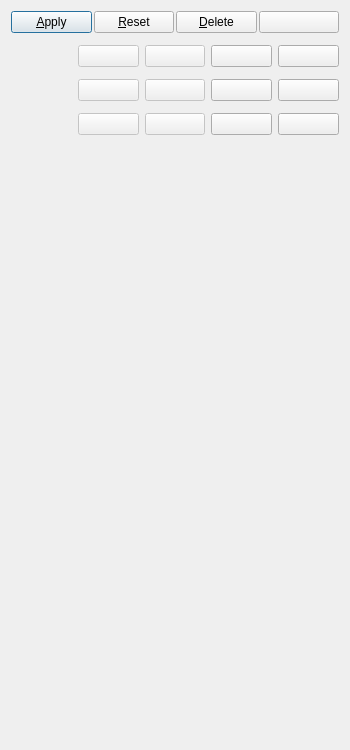
Before: the Qt Designer form Qt/Components/Resources/UI/pqPropertiesPanel.ui in Kitware/ParaView, drawn with Qt 5.
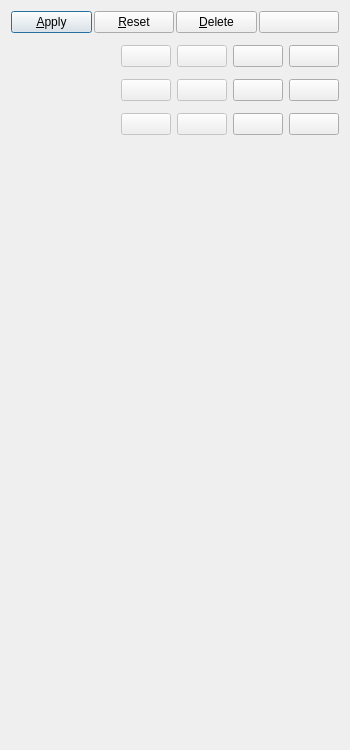
After: the same form once the commit is applied. Icons and pictures are not drawn. Custom widgets are drawn as their Qt base class.

Commit message:
Limit button size (esp on OsX).
We limit the size of the buttons for copy/paste/rest-to-default etc. on
Properties panel to 50px. This keeps the buttons from becoming too large
(esp on OsX) and then causing test failures, in turn.

The edit to the form file:
```diff
--- a/Qt/Components/Resources/UI/pqPropertiesPanel.ui
+++ b/Qt/Components/Resources/UI/pqPropertiesPanel.ui
@@ -139,6 +139,12 @@
             <property name="enabled">
              <bool>false</bool>
             </property>
+            <property name="maximumSize">
+             <size>
+              <width>50</width>
+              <height>16777215</height>
+             </size>
+            </property>
             <property name="toolTip">
              <string>Copy properties</string>
             </property>
@@ -156,6 +162,12 @@
             <property name="enabled">
              <bool>false</bool>
             </property>
+            <property name="maximumSize">
+             <size>
+              <width>50</width>
+              <height>16777215</height>
+             </size>
+            </property>
             <property name="toolTip">
              <string>Paste copied properties</string>
             </property>
@@ -170,6 +182,12 @@
           </item>
           <item>
            <widget class="QPushButton" name="PropertiesRestoreDefaults">
+            <property name="maximumSize">
+             <size>
+              <width>50</width>
+              <height>16777215</height>
+             </size>
+            </property>
             <property name="toolTip">
              <string>Restore application default setting values</string>
             </property>
@@ -180,6 +198,12 @@
           </item>
           <item>
            <widget class="QPushButton" name="PropertiesSaveAsDefaults">
+            <property name="maximumSize">
+             <size>
+              <width>50</width>
+              <height>16777215</height>
+             </size>
+            </property>
             <property name="toolTip">
              <string>Save current settings values as default</string>
             </property>
@@ -231,6 +255,12 @@
             <property name="enabled">
              <bool>false</bool>
             </property>
+            <property name="maximumSize">
+             <size>
+              <width>50</width>
+              <height>16777215</height>
+             </size>
+            </property>
             <property name="toolTip">
              <string>Copy display properties</string>
             </property>
@@ -248,6 +278,12 @@
             <property name="enabled">
              <bool>false</bool>
             </property>
+            <property name="maximumSize">
+             <size>
+              <width>50</width>
+              <height>16777215</height>
+             </size>
+            </property>
             <property name="toolTip">
              <string>Paste copied display properties</string>
             </property>
@@ -262,6 +298,12 @@
           </item>
           <item>
            <widget class="QPushButton" name="DisplayRestoreDefaults">
+            <property name="maximumSize">
+             <size>
+              <width>50</width>
+              <height>16777215</height>
+             </size>
+            </property>
             <property name="toolTip">
              <string>Restore application default setting values for display</string>
             </property>
@@ -272,6 +314,12 @@
           </item>
           <item>
            <widget class="QPushButton" name="DisplaySaveAsDefaults">
+            <property name="maximumSize">
+             <size>
+              <width>50</width>
+              <height>16777215</height>
+             </size>
+            </property>
             <property name="toolTip">
              <string>Save current display settings values as default</string>
             </property>
@@ -323,6 +371,12 @@
             <property name="enabled">
              <bool>false</bool>
             </property>
+            <property name="maximumSize">
+             <size>
+              <width>50</width>
+              <height>16777215</height>
+             </size>
+            </property>
             <property name="toolTip">
              <string>Copy view properties</string>
             </property>
@@ -340,6 +394,12 @@
             <property name="enabled">
              <bool>false</bool>
             </property>
+            <property name="maximumSize">
+             <size>
+              <width>50</width>
+              <height>16777215</height>
+             </size>
+            </property>
             <property name="toolTip">
              <string>Paste view properties</string>
             </property>
@@ -354,6 +414,12 @@
           </item>
           <item>
            <widget class="QPushButton" name="ViewRestoreDefaults">
+            <property name="maximumSize">
+             <size>
+              <width>50</width>
+              <height>16777215</height>
+             </size>
+            </property>
             <property name="toolTip">
              <string>Restore application default setting values for view</string>
             </property>
@@ -364,6 +430,12 @@
           </item>
           <item>
            <widget class="QPushButton" name="ViewSaveAsDefaults">
+            <property name="maximumSize">
+             <size>
+              <width>50</width>
+              <height>16777215</height>
+             </size>
+            </property>
             <property name="toolTip">
              <string>Save current view settings values as default</string>
             </property>
```
